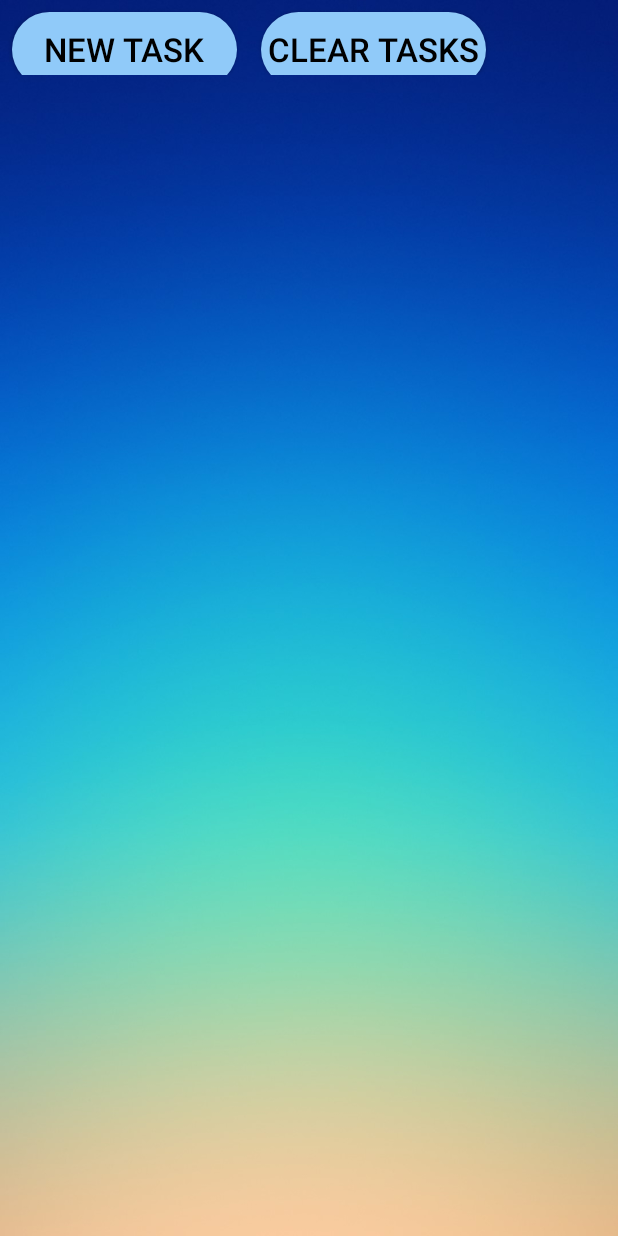
After one commit to VisnaOshani/Eventive_App, an Android app: the shopping_main screen opened directly, with no data from a screen before it, on a phone screen of 412 x 824 dp. The commit adds this screen. Run offline under Robolectric (Android 15) with nearby library versions, the phone set to English and light mode, and no system bars.

Commit message:
List Veiw Interface

```diff
--- a/app/src/main/AndroidManifest.xml
+++ b/app/src/main/AndroidManifest.xml
@@ -9,6 +9,7 @@
         android:roundIcon="@mipmap/ic_launcher_round"
         android:supportsRtl="true"
         android:theme="@style/AppTheme">
+        <activity android:name=".shopping_main"></activity>
         <activity android:name=".Splash_Activity">
             <intent-filter>
                 <action android:name="android.intent.action.MAIN" />
@@ -21,9 +22,7 @@
         <activity android:name=".Add_Budgets" />
         <activity android:name=".Budget_Details" />
         <activity android:name=".Login" />
-        <activity android:name=".MainActivity">
-
-        </activity>
+        <activity android:name=".MainActivity"></activity>
     </application>
 
 </manifest>
--- a/app/src/main/java/com/example/eventive/Home.java
+++ b/app/src/main/java/com/example/eventive/Home.java
@@ -25,5 +25,8 @@ public class Home extends AppCompatActivity {
     }
 
 
-
+    public void shopping(View view){
+        Intent intent = new Intent(this,shopping_main.class);
+        startActivity(intent);
+    }
 }
--- /dev/null
+++ b/app/src/main/java/com/example/eventive/shopping_main.java
@@ -0,0 +1,230 @@
+package com.example.eventive;
+
+import androidx.appcompat.app.AlertDialog;
+import androidx.appcompat.app.AppCompatActivity;
+
+import android.content.Context;
+import android.content.DialogInterface;
+import android.os.Bundle;
+
+import android.view.LayoutInflater;
+import android.view.View;
+import android.view.ViewGroup;
+import android.widget.AdapterView;
+import android.widget.BaseAdapter;
+import android.widget.Button;
+import android.widget.EditText;
+import android.widget.ListView;
+import android.widget.TextView;
+
+import java.io.BufferedReader;
+import java.io.BufferedWriter;
+import java.io.File;
+import java.io.FileInputStream;
+import java.io.FileOutputStream;
+import java.io.InputStreamReader;
+import java.io.OutputStreamWriter;
+import java.util.ArrayList;
+import java.util.List;
+
+public class shopping_main extends AppCompatActivity {
+
+    final List<String> list =  new ArrayList<>();
+
+    @Override
+    protected void onCreate(Bundle savedInstanceState) {
+        super.onCreate(savedInstanceState);
+        setContentView(R.layout.shopping_main);
+
+
+        final ListView listView = findViewById(R.id.listView);
+        final TextAdapter adapter = new TextAdapter();
+
+        saveInfo();
+        readInfo();
+
+
+        adapter.setData(list);
+        listView.setAdapter(adapter);
+
+
+        listView.setOnItemClickListener(new AdapterView.OnItemClickListener() {
+
+            @Override
+            public void onItemClick(AdapterView<?> parent, View view, final int position, long id) {
+                AlertDialog dialog = new AlertDialog.Builder(shopping_main.this)
+                        .setTitle("Delete this task?")
+                        .setPositiveButton("Yes", new DialogInterface.OnClickListener() {
+                            @Override
+                            public void onClick(DialogInterface dialogInterface, int which) {
+
+                                list.remove(position);
+                                adapter.setData(list);
+                                saveInfo();
+                            }
+                        })
+                        .setNegativeButton("No", null)
+                        .create();
+                dialog.show();
+
+            }
+
+        });
+
+        final Button newTaskButton = findViewById(R.id.newTaskButton);
+
+        newTaskButton.setOnClickListener(new View.OnClickListener() {
+            @Override
+            public void onClick(View v) {
+
+                final EditText taskInput = new EditText(shopping_main.this);
+
+                taskInput.setSingleLine();
+                AlertDialog dialog = new AlertDialog.Builder(shopping_main.this)
+                        .setTitle("Add a new task")
+                        .setMessage("What is your new task?")
+                        .setView(taskInput)
+                        .setPositiveButton("Add Task", new DialogInterface.OnClickListener() {
+
+                            @Override
+                            public void onClick(DialogInterface dialogInterface, int which) {
+
+                                list.add(taskInput.getText().toString());
+                                adapter.setData(list);
+                                saveInfo();
+
+                            }
+                        })
+                        .setNegativeButton("cancle", null)
+                        .create();
+                dialog.show();
+
+            }
+        });
+
+        final  Button deleteAllButton = findViewById(R.id.DeleteAllTaskButton);
+
+        deleteAllButton.setOnClickListener(new View.OnClickListener() {
+            @Override
+            public void onClick(View view) {
+
+                AlertDialog dialog = new AlertDialog.Builder(shopping_main.this)
+                        .setTitle("Delete All Tasks")
+                        .setMessage("Do you really want to delete all tasks?")
+                        .setPositiveButton("Delete All Tasks" ,new DialogInterface.OnClickListener(){
+
+                            @Override
+                            public void onClick(DialogInterface dialog, int which){
+                                list.clear();
+                                adapter.setData(list);
+                                saveInfo();
+                            }
+                        })
+                        .setNegativeButton("Cancel",null)
+                        .create();
+                        dialog.show();
+
+
+
+
+            }
+        });
+    }
+//    @Override
+//    protected void onPause(){
+//        super.onPause();
+//        saveInfo();
+//    }
+
+    private void saveInfo(){
+        try{
+            File file = new File(this.getFilesDir(), "saved");
+
+            FileOutputStream fOut = new FileOutputStream(file);
+            BufferedWriter  bw = new BufferedWriter(new OutputStreamWriter(fOut));
+
+            for(int i=0; i < list.size();i++){
+
+                bw.write(list.get(i));
+                bw.newLine();
+            }
+
+                bw.close();
+            fOut.close();
+
+        }catch (Exception e){
+            e.printStackTrace();
+        }
+
+    }
+
+
+    private void readInfo(){
+
+        File file = new File(this.getFilesDir(), "saved");
+        if(!file.exists()){
+            return;
+        }
+        try {
+            FileInputStream is = new FileInputStream(file);
+            BufferedReader reader = new BufferedReader(new InputStreamReader(is));
+            String line = reader.readLine();
+            while(line != null){
+                list.add(line);
+                line = reader.readLine();
+            }
+
+        }catch (Exception e){
+        e.printStackTrace();
+    }
+    }
+
+
+
+
+
+    class TextAdapter extends BaseAdapter {
+
+        List<String> list =  new ArrayList<>();
+
+        void setData(List<String> mList){
+            list.clear();
+            list.addAll(mList);
+            notifyDataSetChanged();
+        }
+        @Override
+        public int getCount() {
+            return list.size();
+
+        }
+
+        @Override
+        public Object getItem(int position) {
+            return null;
+        }
+
+        @Override
+        public long getItemId(int position) {
+            return 0;
+
+        }
+
+        @Override
+        public View getView(int position, View convertView, ViewGroup parent) {
+
+                if(convertView == null) {
+                    LayoutInflater inflater = (LayoutInflater)
+                            shopping_main.this.getSystemService(Context.LAYOUT_INFLATER_SERVICE);
+
+                    convertView = inflater.inflate(R.layout.item, parent, false);
+                }
+
+            final TextView textView =convertView.findViewById(R.id.task);
+            textView.setText(list.get(position));
+
+            return convertView;
+
+        }
+    }
+
+}
--- a/app/src/main/res/layout/activity_home.xml
+++ b/app/src/main/res/layout/activity_home.xml
@@ -36,6 +36,7 @@
         android:layout_marginBottom="8dp"
         android:background="@drawable/imgbtn_curve"
         android:elevation="50dp"
+        android:onClick="shopping"
         app:layout_constraintBottom_toBottomOf="parent"
         app:layout_constraintEnd_toEndOf="parent"
         app:layout_constraintHorizontal_bias="0.139"
--- /dev/null
+++ b/app/src/main/res/layout/shopping_main.xml
@@ -0,0 +1,106 @@
+<?xml version="1.0" encoding="utf-8"?>
+<LinearLayout xmlns:android="http://schemas.android.com/apk/res/android"
+    xmlns:app="http://schemas.android.com/apk/res-auto"
+    xmlns:tools="http://schemas.android.com/tools"
+    android:layout_width="match_parent"
+    android:layout_height="match_parent"
+    android:background="@drawable/background"
+    android:orientation="vertical"
+    tools:context=".Budget_Details">
+
+
+    <LinearLayout
+        android:layout_width="match_parent"
+        android:layout_height="50dp"
+        android:orientation="horizontal">
+
+        <Button
+            android:id="@+id/newTaskButton"
+            android:layout_width="150dp"
+            android:layout_height="50dp"
+            android:layout_marginStart="8dp"
+            android:layout_marginTop="8dp"
+            android:layout_marginEnd="8dp"
+            android:layout_marginBottom="8dp"
+            android:background="@drawable/imgbtn_curve"
+            android:elevation="30dp"
+
+            android:text="@string/btnNewTask"
+            android:textColor="@android:color/black"
+            android:textSize="22sp"
+            app:layout_constraintBottom_toBottomOf="parent"
+            app:layout_constraintEnd_toEndOf="parent"
+            app:layout_constraintHorizontal_bias="0.497"
+            app:layout_constraintStart_toStartOf="parent"
+            app:layout_constraintTop_toTopOf="parent"
+            app:layout_constraintVertical_bias="0.94" />
+
+
+        <Button
+            android:id="@+id/DeleteAllTaskButton"
+            android:layout_width="150dp"
+            android:layout_height="50dp"
+            android:layout_marginStart="8dp"
+            android:layout_marginTop="8dp"
+            android:layout_marginEnd="8dp"
+            android:layout_marginBottom="10dp"
+            android:background="@drawable/imgbtn_curve"
+            android:elevation="30dp"
+
+            android:text="@string/btnDeleteTask"
+            android:textColor="@android:color/black"
+            android:textSize="22sp"
+            app:layout_constraintBottom_toBottomOf="parent"
+            app:layout_constraintEnd_toEndOf="parent"
+            app:layout_constraintHorizontal_bias="0.497"
+            app:layout_constraintStart_toStartOf="parent"
+            app:layout_constraintTop_toTopOf="parent"
+            app:layout_constraintVertical_bias="0.94" />
+        <!--<Button-->
+            <!--android:id="@+id/newTaskButton"-->
+            <!--android:layout_width="0dp"-->
+            <!--android:layout_height="match_parent"-->
+            <!--android:layout_weight="1"-->
+            <!--android:text="@string/btnNewTask" />-->
+
+        <!--<Button-->
+            <!--android:id="@+id/DeleteAllTaskButton"-->
+            <!--android:layout_width="0dp"-->
+            <!--android:layout_height="match_parent"-->
+            <!--android:layout_weight="1"-->
+            <!--android:text="@string/btnDeleteTask" />-->
+
+    </LinearLayout>>
+
+
+    <ListView
+        android:id="@+id/listView"
+        android:layout_width="wrap_content"
+        android:layout_height="460dp"
+        android:layout_weight="1"
+        android:textColor="@android:color/white"
+        android:textSize="15sp" />
+
+        <!--<Button-->
+            <!---->
+            <!--android:landroid:id="@+id/newTaskButton"ayout_width="178dp"-->
+            <!--android:layout_height="60dp"-->
+            <!--android:layout_marginStart="8dp"-->
+            <!--android:layout_marginTop="8dp"-->
+            <!--android:layout_marginEnd="8dp"-->
+            <!--android:layout_marginBottom="8dp"-->
+            <!--android:background="@drawable/imgbtn_curve"-->
+            <!--android:elevation="30dp"-->
+            <!--android:onClick="addBudget"-->
+            <!--android:text="@string/btnNewTask"-->
+            <!--android:textColor="@android:color/black"-->
+            <!--android:textSize="28sp"-->
+            <!--app:layout_constraintBottom_toBottomOf="parent"-->
+            <!--app:layout_constraintEnd_toEndOf="parent"-->
+            <!--app:layout_constraintHorizontal_bias="0.497"-->
+            <!--app:layout_constraintStart_toStartOf="parent"-->
+            <!--app:layout_constraintTop_toTopOf="parent"-->
+            <!--app:layout_constraintVertical_bias="0.94" />-->
+
+
+    </LinearLayout>
--- a/app/src/main/res/values/colors.xml
+++ b/app/src/main/res/values/colors.xml
@@ -4,4 +4,7 @@
     <color name="colorPrimaryDark">#0D47A1</color>
     <color name="colorAccent">#F8EFBA</color>
 
+    <color name="black">#FAFAFA</color>
+    <!--<color name="colorred">#FF0000</color>-->
+
 </resources>
--- a/app/src/main/res/values/strings.xml
+++ b/app/src/main/res/values/strings.xml
@@ -14,12 +14,13 @@
     <string name="splashView"> WELCOME TO EVENTIVE</string>
 
 
-
     <string name="category_drop_down">Choose a category</string>
     <string name="nameV"></string>
     <string name="estimatedAmount" />
     <string name="paidAmount" />
     <string name="balance" />
+    <string name="btnNewTask">New Task</string>
+    <string name="btnDeleteTask">Clear Tasks</string>
 
     <string-array name="category_arrays">
         <item>Accessories</item>
--- a/app/src/main/res/values/styles.xml
+++ b/app/src/main/res/values/styles.xml
@@ -6,6 +6,9 @@
         <item name="colorPrimary">@color/colorPrimary</item>
         <item name="colorPrimaryDark">@color/colorPrimaryDark</item>
         <item name="colorAccent">@color/colorAccent</item>
+
+        <item name ="windowNoTitle"> true</item>
+        <item name ="android:windowFullscreen">true</item>
     </style>
 
 
```
Also changed, not shown: app/src/main/res/layout/item.xml (added, +17 -0 lines).
